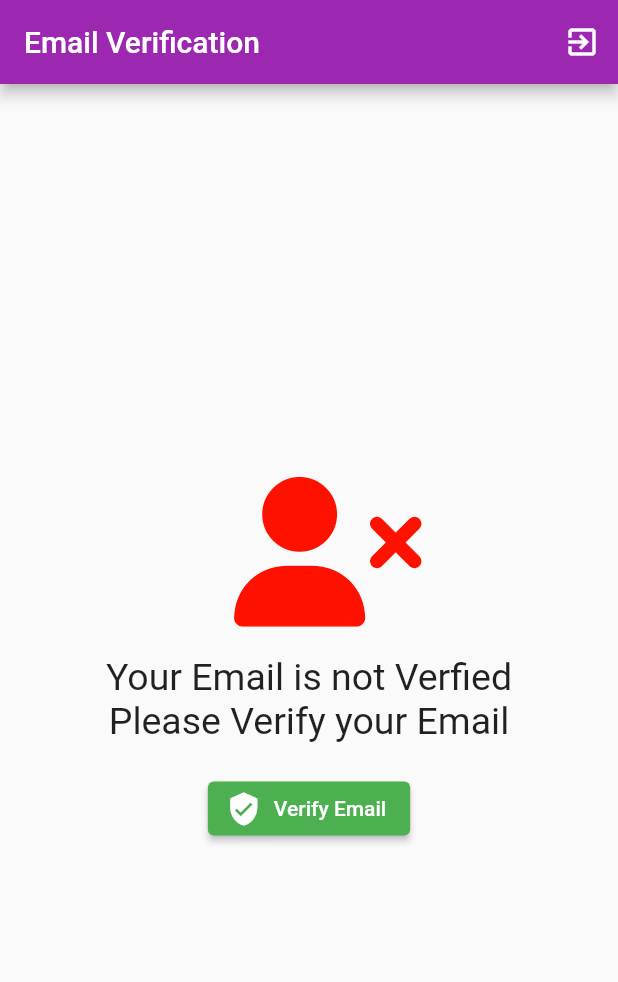
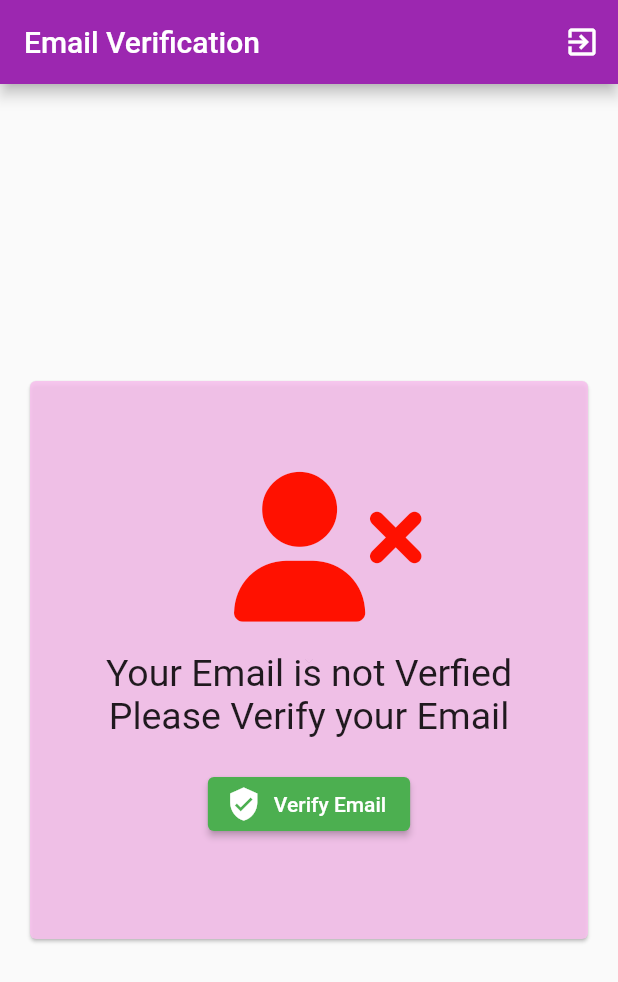
Before and after one commit to RafayDev/trek_xplorer, a Flutter app: the Profile screen opened directly, on a phone screen of 412 x 824 dp. Shown: the top 982 px of the screen. Run offline on Flutter 3.47's test engine with Material 2 defaults, Android fonts, the phone set to English and light mode, and no system bars; our stand-ins replace cloud_firestore, firebase_auth, firebase_core, firebase_storage, font_awesome_flutter, image_picker; missing offline and left inert: whatsapp_unilink; accounts and stored records are empty.

Commit message:
Design in Verification Email

```diff
--- a/lib/pages/user/profile.dart
+++ b/lib/pages/user/profile.dart
@@ -58,16 +58,23 @@ class _ProfileState extends State<Profile> {
         child: Column(
           mainAxisAlignment: MainAxisAlignment.center,
           children: <Widget>[
-            Wrap(
+            Container(
+              height: 380,
+              width: 380,
+              child: Card(
+                color: Color.fromARGB(224, 247, 192, 237),
+                child: Column(
                   children: [
+                    Padding(padding: EdgeInsets.all(30)),
                     Icon(
                       FontAwesomeIcons.userXmark,
                       size: 100,
                       color: Color.fromARGB(255, 255, 17, 0),
                     ),
-                // Padding(padding: EdgeInsets.fromLTRB(0, 100, 0, 0)),
-              ],
-            ),
+                    // Text(
+                    //   '🚫',
+                    //   style: TextStyle(fontSize: 100.0),
+                    // ),
                     Padding(padding: EdgeInsets.all(10)),
                     Text(
                       'Your Email is not Verfied',
@@ -89,6 +96,11 @@ class _ProfileState extends State<Profile> {
                   ],
                 ),
               ),
+            ),
+            // Padding(padding: EdgeInsets.fromLTRB(0, 100, 0, 0)),
+          ],
+        ),
+      ),
     );
   }
 }
```
Lines whose indentation alone changed are shown as unchanged.
